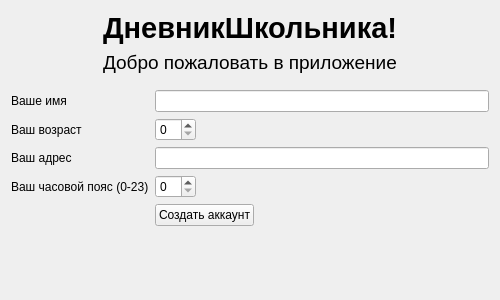
Old version of the form resources/forms/register.ui in the repository lubaskinc0de/student_journal.
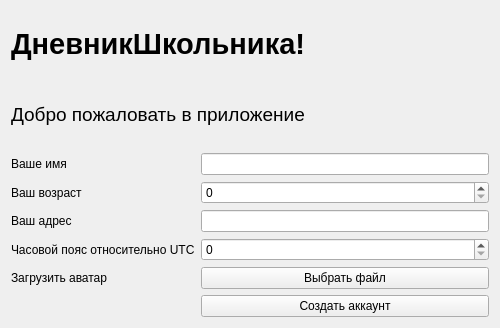
New version of the form.

What changed in the file:
```diff
--- a/resources/forms/register.ui
+++ b/resources/forms/register.ui
@@ -7,119 +7,46 @@
     <x>0</x>
     <y>0</y>
     <width>500</width>
-    <height>300</height>
+    <height>328</height>
    </rect>
   </property>
-  <property name="sizePolicy">
-   <sizepolicy hsizetype="Expanding" vsizetype="Fixed">
-    <horstretch>0</horstretch>
-    <verstretch>0</verstretch>
-   </sizepolicy>
-  </property>
-  <property name="maximumSize">
-   <size>
-    <width>500</width>
-    <height>300</height>
-   </size>
-  </property>
   <property name="windowTitle">
    <string>Создание аккаунта</string>
   </property>
   <layout class="QGridLayout" name="gridLayout_2">
    <item row="1" column="0">
     <layout class="QGridLayout" name="gridLayout">
-     <property name="sizeConstraint">
-      <enum>QLayout::SizeConstraint::SetDefaultConstraint</enum>
-     </property>
      <item row="1" column="0">
-      <layout class="QHBoxLayout" name="horizontalLayout">
+      <layout class="QVBoxLayout" name="verticalLayout">
        <item>
-        <spacer name="horizontalSpacer">
-         <property name="orientation">
-          <enum>Qt::Orientation::Horizontal</enum>
+        <widget class="QLabel" name="label_6">
+         <property name="font">
+          <font>
+           <pointsize>22</pointsize>
+           <bold>true</bold>
+          </font>
          </property>
-         <property name="sizeHint" stdset="0">
-          <size>
-           <width>40</width>
-           <height>20</height>
-          </size>
+         <property name="text">
+          <string>ДневникШкольника!</string>
          </property>
-        </spacer>
+        </widget>
        </item>
        <item>
-        <layout class="QVBoxLayout" name="verticalLayout">
-         <item>
-          <widget class="QLabel" name="label_6">
-           <property name="sizePolicy">
-            <sizepolicy hsizetype="Preferred" vsizetype="Fixed">
-             <horstretch>0</horstretch>
-             <verstretch>0</verstretch>
-            </sizepolicy>
-           </property>
-           <property name="font">
-            <font>
-             <pointsize>22</pointsize>
-             <bold>true</bold>
-            </font>
-           </property>
-           <property name="text">
-            <string>ДневникШкольника!</string>
-           </property>
-          </widget>
-         </item>
-         <item>
-          <widget class="QLabel" name="label_5">
-           <property name="sizePolicy">
-            <sizepolicy hsizetype="Preferred" vsizetype="Fixed">
-             <horstretch>0</horstretch>
-             <verstretch>0</verstretch>
-            </sizepolicy>
-           </property>
-           <property name="font">
-            <font>
-             <pointsize>14</pointsize>
-             <bold>false</bold>
-            </font>
-           </property>
-           <property name="text">
-            <string>Добро пожаловать в приложение</string>
-           </property>
-           <property name="margin">
-            <number>0</number>
-           </property>
-          </widget>
-         </item>
-        </layout>
-       </item>
-       <item>
-        <spacer name="horizontalSpacer_2">
-         <property name="orientation">
-          <enum>Qt::Orientation::Horizontal</enum>
+        <widget class="QLabel" name="label_5">
+         <property name="font">
+          <font>
+           <pointsize>14</pointsize>
+          </font>
          </property>
-         <property name="sizeHint" stdset="0">
-          <size>
-           <width>40</width>
-           <height>20</height>
-          </size>
+         <property name="text">
+          <string>Добро пожаловать в приложение</string>
          </property>
-        </spacer>
+        </widget>
        </item>
       </layout>
      </item>
      <item row="6" column="0">
       <layout class="QFormLayout" name="formLayout">
-       <property name="sizeConstraint">
-        <enum>QLayout::SizeConstraint::SetFixedSize</enum>
-       </property>
-       <property name="fieldGrowthPolicy">
-        <enum>QFormLayout::FieldGrowthPolicy::ExpandingFieldsGrow</enum>
-       </property>
-       <property name="rowWrapPolicy">
-        <enum>QFormLayout::RowWrapPolicy::DontWrapRows</enum>
-       </property>
-       <property name="verticalSpacing">
-        <number>6</number>
-       </property>
        <item row="0" column="0">
         <widget class="QLabel" name="label">
          <property name="text">
@@ -128,14 +55,7 @@
         </widget>
        </item>
        <item row="0" column="1">
-        <widget class="QLineEdit" name="name_input">
-         <property name="sizePolicy">
-          <sizepolicy hsizetype="Expanding" vsizetype="Minimum">
-           <horstretch>0</horstretch>
-           <verstretch>0</verstretch>
-          </sizepolicy>
-         </property>
-        </widget>
+        <widget class="QLineEdit" name="name_input"/>
        </item>
        <item row="2" column="0">
         <widget class="QLabel" name="label_2">
@@ -144,6 +64,9 @@
          </property>
         </widget>
        </item>
+       <item row="2" column="1">
+        <widget class="QSpinBox" name="age_input"/>
+       </item>
        <item row="3" column="0">
         <widget class="QLabel" name="label_3">
          <property name="text">
@@ -152,68 +75,41 @@
         </widget>
        </item>
        <item row="3" column="1">
-        <widget class="QLineEdit" name="address_input">
-         <property name="sizePolicy">
-          <sizepolicy hsizetype="Expanding" vsizetype="Fixed">
-           <horstretch>0</horstretch>
-           <verstretch>0</verstretch>
-          </sizepolicy>
-         </property>
-         <property name="text">
-          <string/>
-         </property>
-        </widget>
+        <widget class="QLineEdit" name="address_input"/>
        </item>
        <item row="4" column="0">
         <widget class="QLabel" name="label_4">
-         <property name="layoutDirection">
-          <enum>Qt::LayoutDirection::LeftToRight</enum>
+         <property name="text">
+          <string>Часовой пояс относительно UTC</string>
          </property>
+        </widget>
+       </item>
+       <item row="4" column="1">
+        <widget class="QSpinBox" name="timezone_input"/>
+       </item>
+       <item row="5" column="0">
+        <widget class="QLabel" name="label_avatar">
          <property name="text">
-          <string>Ваш часовой пояс (0-23)</string>
+          <string>Загрузить аватар</string>
          </property>
-         <property name="wordWrap">
-          <bool>false</bool>
+        </widget>
+       </item>
+       <item row="5" column="1">
+        <widget class="QPushButton" name="avatar_upload_btn">
+         <property name="text">
+          <string>Выбрать файл</string>
          </property>
         </widget>
        </item>
        <item row="6" column="1">
         <widget class="QPushButton" name="submit_btn">
-         <property name="autoFillBackground">
-          <bool>false</bool>
-         </property>
          <property name="text">
           <string>Создать аккаунт</string>
          </property>
-         <property name="checkable">
-          <bool>false</bool>
-         </property>
         </widget>
        </item>
-       <item row="2" column="1">
-        <widget class="QSpinBox" name="age_input"/>
-       </item>
-       <item row="4" column="1">
-        <widget class="QSpinBox" name="timezone_input"/>
-       </item>
       </layout>
      </item>
-     <item row="2" column="0">
-      <spacer name="verticalSpacer">
-       <property name="orientation">
-        <enum>Qt::Orientation::Vertical</enum>
-       </property>
-       <property name="sizeType">
-        <enum>QSizePolicy::Policy::Fixed</enum>
-       </property>
-       <property name="sizeHint" stdset="0">
-        <size>
-         <width>20</width>
-         <height>10</height>
-        </size>
-       </property>
-      </spacer>
-     </item>
     </layout>
    </item>
   </layout>
```
